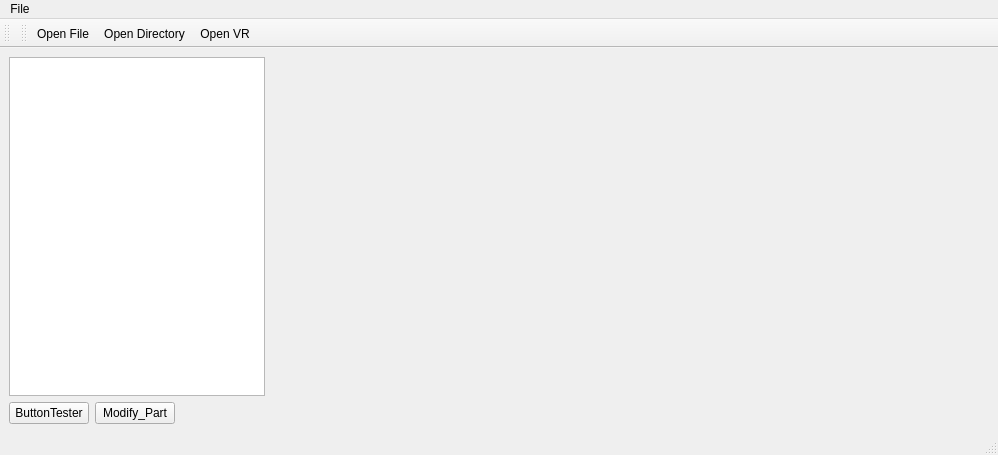
The window that source/mainwindow.ui (seasea128/SpecTech) describes before a commit, drawn with Qt 5.
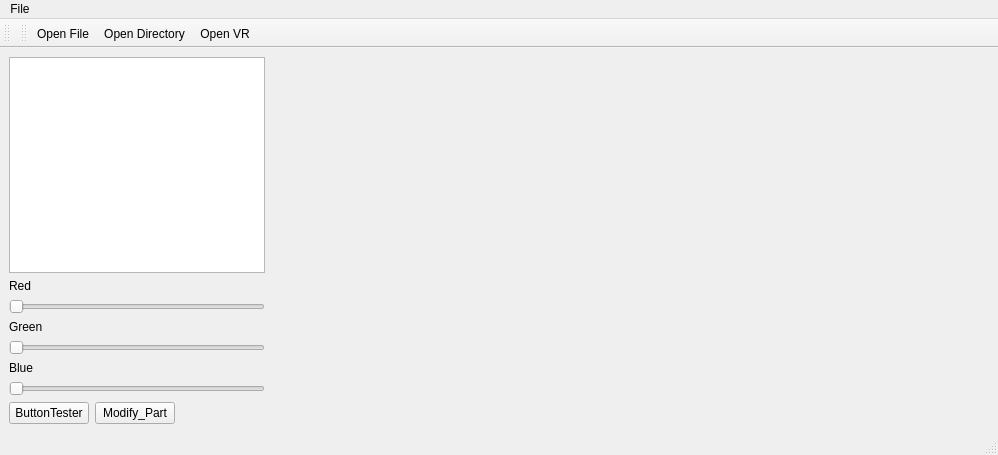
The same window after the commit. Icons and pictures are not drawn. Custom widgets are drawn as their Qt base class.

Commit message: Delete & sliders added Mainwindow

```diff
--- a/source/mainwindow.ui
+++ b/source/mainwindow.ui
@@ -14,10 +14,12 @@
    <string>MainWindow</string>
   </property>
   <widget class="QWidget" name="centralwidget">
-   <layout class="QVBoxLayout" name="verticalLayout">
+   <layout class="QVBoxLayout" name="verticalLayout_2">
     <item>
      <layout class="QHBoxLayout" name="horizontalLayout">
       <item>
+       <layout class="QVBoxLayout" name="verticalLayout">
+        <item>
        <widget class="QTreeView" name="treeView">
         <property name="sizePolicy">
          <sizepolicy hsizetype="Fixed" vsizetype="Expanding">
@@ -61,6 +63,77 @@
        </widget>
       </item>
       <item>
+         <widget class="QLabel" name="label">
+          <property name="text">
+           <string>Red</string>
+          </property>
+         </widget>
+        </item>
+        <item>
+         <widget class="QSlider" name="Slider_R">
+          <property name="sizePolicy">
+           <sizepolicy hsizetype="Preferred" vsizetype="Fixed">
+            <horstretch>0</horstretch>
+            <verstretch>0</verstretch>
+           </sizepolicy>
+          </property>
+          <property name="maximum">
+           <number>255</number>
+          </property>
+          <property name="orientation">
+           <enum>Qt::Horizontal</enum>
+          </property>
+         </widget>
+        </item>
+        <item>
+         <widget class="QLabel" name="label_2">
+          <property name="text">
+           <string>Green</string>
+          </property>
+         </widget>
+        </item>
+        <item>
+         <widget class="QSlider" name="Slider_G">
+          <property name="sizePolicy">
+           <sizepolicy hsizetype="Preferred" vsizetype="Fixed">
+            <horstretch>0</horstretch>
+            <verstretch>0</verstretch>
+           </sizepolicy>
+          </property>
+          <property name="maximum">
+           <number>255</number>
+          </property>
+          <property name="orientation">
+           <enum>Qt::Horizontal</enum>
+          </property>
+         </widget>
+        </item>
+        <item>
+         <widget class="QLabel" name="label_3">
+          <property name="text">
+           <string>Blue</string>
+          </property>
+         </widget>
+        </item>
+        <item>
+         <widget class="QSlider" name="Slider_B">
+          <property name="sizePolicy">
+           <sizepolicy hsizetype="Preferred" vsizetype="Fixed">
+            <horstretch>0</horstretch>
+            <verstretch>0</verstretch>
+           </sizepolicy>
+          </property>
+          <property name="maximum">
+           <number>255</number>
+          </property>
+          <property name="orientation">
+           <enum>Qt::Horizontal</enum>
+          </property>
+         </widget>
+        </item>
+       </layout>
+      </item>
+      <item>
        <widget class="QVTKOpenGLNativeWidget" name="vtkWidget" native="true">
         <property name="sizePolicy">
          <sizepolicy hsizetype="Expanding" vsizetype="Preferred">
```
Left out of the diff: 8 changed lines with no effect on the pictures. Lines whose indentation alone changed are shown as unchanged. The commit also changes 4 other files.
